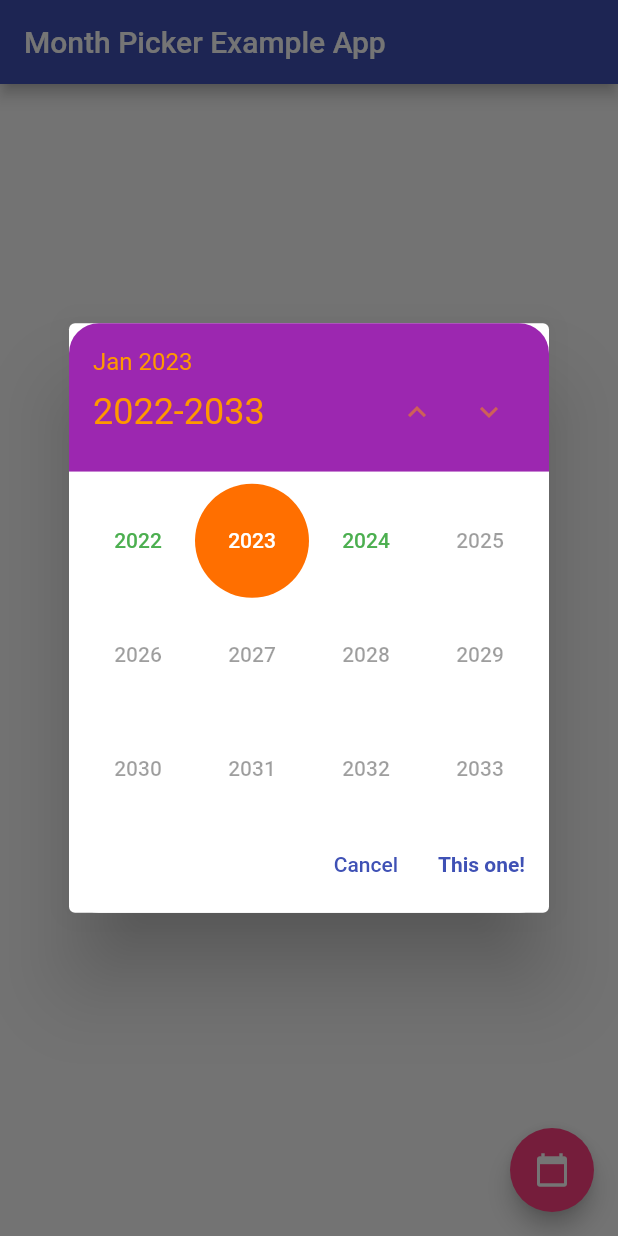
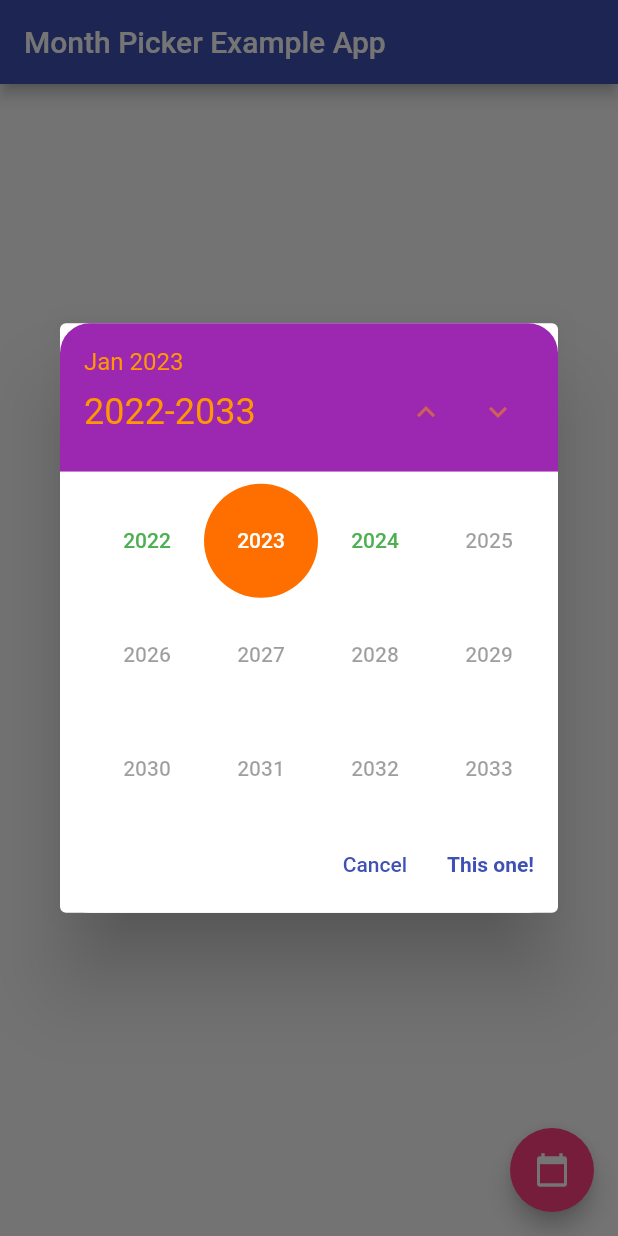
Before and after one commit to Macacoazul01/month_picker_dialog, a Flutter app: the screen it shows after launch, after a tap on the "calendar today" icon, on a phone screen of 412 x 824 dp. Run offline on Flutter 3.47's test engine with Material 2 defaults, Android fonts, the light colour scheme and no system bars; our stand-ins replace rxdart.

Commit message:
0.6.1 border orientation fix + material replace

```diff
--- a/lib/month_picker_dialog_2.dart
+++ b/lib/month_picker_dialog_2.dart
@@ -95,7 +95,7 @@ Future<DateTime?> showMonthPicker({
 }
 
 class _MonthPickerDialog extends StatefulWidget {
-  final DateTime? firstDate, lastDate,initialDate;
+  final DateTime? firstDate, lastDate, initialDate;
   final Locale? locale;
   final bool Function(DateTime)? selectableMonthPredicate;
   final bool capitalizeFirstLetter, yearFirst;
@@ -151,7 +151,9 @@ class _MonthPickerDialogState extends State<_MonthPickerDialog> {
   @override
   void initState() {
     super.initState();
-    selectedDate = widget.initialDate != null ? widget.initialDate!.firstDayOfMonth() : DateTime.now().firstDayOfMonth();
+    selectedDate = widget.initialDate != null
+        ? widget.initialDate!.firstDayOfMonth()
+        : DateTime.now().firstDayOfMonth();
     if (widget.firstDate != null)
       _firstDate = DateTime(widget.firstDate!.year, widget.firstDate!.month);
     if (widget.lastDate != null)
@@ -200,14 +202,21 @@ class _MonthPickerDialogState extends State<_MonthPickerDialog> {
   Widget build(BuildContext context) {
     final ThemeData theme = Theme.of(context);
     final String locale = getLocale(context, selectedLocale: widget.locale);
-
-    final Material content = Material(
-      shape: RoundedRectangleBorder(
-              borderRadius: BorderRadius.only(
+    final bool portrait =
+        MediaQuery.of(context).orientation == Orientation.portrait;
+    final Container content = Container(
+      decoration: BoxDecoration(
+        color: theme.dialogBackgroundColor,
+        borderRadius: portrait
+            ? BorderRadius.only(
                 bottomLeft: Radius.circular(widget.roundedCornersRadius),
                 bottomRight: Radius.circular(widget.roundedCornersRadius),
+              )
+            : BorderRadius.only(
+                topRight: Radius.circular(widget.roundedCornersRadius),
+                bottomRight: Radius.circular(widget.roundedCornersRadius),
               ),
-            ),
+      ),
       child: Column(
         crossAxisAlignment: CrossAxisAlignment.end,
         children: [
@@ -227,7 +236,6 @@ class _MonthPickerDialogState extends State<_MonthPickerDialog> {
           ),
         ],
       ),
-      color: theme.dialogBackgroundColor,
     );
 
     final PickerHeader header = PickerHeader(
@@ -245,6 +253,7 @@ class _MonthPickerDialogState extends State<_MonthPickerDialog> {
           _upDownButtonEnableStatePublishSubject,
       upDownPageLimitPublishSubject: _upDownPageLimitPublishSubject,
       roundedCornersRadius: widget.roundedCornersRadius,
+      portrait: portrait,
     );
 
     return Theme(
@@ -255,12 +264,10 @@ class _MonthPickerDialogState extends State<_MonthPickerDialog> {
           children: <Widget>[
             Builder(
               builder: (BuildContext context) {
-                if (MediaQuery.of(context).orientation ==
-                    Orientation.portrait) {
-                  return IntrinsicWidth(
-                    child: Column(
-                      children: [header, content],
-                    ),
+                if (portrait) {
+                  return Column(
+                    mainAxisSize: MainAxisSize.min,
+                    children: [header, content],
                   );
                 }
                 return IntrinsicHeight(
--- a/lib/src/month_picker_widgets/header.dart
+++ b/lib/src/month_picker_widgets/header.dart
@@ -4,8 +4,8 @@ import 'package:rxdart/rxdart.dart';
 import '/src/helpers/common.dart';
 
 class PickerHeader extends StatelessWidget {
-  const PickerHeader(
-      {Key? key,
+  const PickerHeader({
+    Key? key,
     required this.theme,
     required this.locale,
     this.headerColor,
@@ -18,8 +18,9 @@ class PickerHeader extends StatelessWidget {
     required this.onUpButtonPressed,
     required this.upDownButtonEnableStatePublishSubject,
     required this.upDownPageLimitPublishSubject,
-      required this.roundedCornersRadius})
-      : super(key: key);
+    required this.roundedCornersRadius,
+    required this.portrait,
+  }) : super(key: key);
   final ThemeData theme;
   final String locale;
   final Color? headerTextColor, headerColor;
@@ -31,6 +32,7 @@ class PickerHeader extends StatelessWidget {
   final PublishSubject<UpDownButtonEnableState>?
       upDownButtonEnableStatePublishSubject;
   final double roundedCornersRadius;
+  final bool portrait;
 
   @override
   Widget build(BuildContext context) {
@@ -39,15 +41,19 @@ class PickerHeader extends StatelessWidget {
         : theme.primaryTextTheme.headline5!.copyWith(color: headerTextColor);
     final Color? _arrowcolors = headerTextColor ?? theme.primaryIconTheme.color;
 
-    return Material(
+    return Container(
+      decoration: BoxDecoration(
         color: headerColor ?? theme.primaryColor,
-      shape: RoundedRectangleBorder(
-              borderRadius: BorderRadius.only(
+        borderRadius: portrait
+            ? BorderRadius.only(
                 topLeft: Radius.circular(roundedCornersRadius),
                 topRight: Radius.circular(roundedCornersRadius),
+              )
+            : BorderRadius.only(
+                topLeft: Radius.circular(roundedCornersRadius),
+                bottomLeft: Radius.circular(roundedCornersRadius),
               ),
       ),
-      child: Container(
       child: Padding(
         padding: const EdgeInsets.all(16.0),
         child: Column(
@@ -83,8 +89,7 @@ class PickerHeader extends StatelessWidget {
                     : StreamBuilder<UpDownPageLimit>(
                         stream: upDownPageLimitPublishSubject,
                         initialData: const UpDownPageLimit(0, 0),
-                          builder:
-                              (_, AsyncSnapshot<UpDownPageLimit> snapshot) =>
+                        builder: (_, AsyncSnapshot<UpDownPageLimit> snapshot) =>
                             Row(
                           mainAxisSize: MainAxisSize.min,
                           mainAxisAlignment: MainAxisAlignment.start,
@@ -140,7 +145,6 @@ class PickerHeader extends StatelessWidget {
           ],
         ),
       ),
-      ),
     );
   }
 }
--- a/pubspec.yaml
+++ b/pubspec.yaml
@@ -1,6 +1,6 @@
 name: month_picker_dialog_2
 description: Internationalized dialog for picking a single month from an infinite list of years.
-version: 0.6.0
+version: 0.6.1
 homepage: https://github.com/Macacoazul01/month_picker_dialog_2
 
 environment:
```
Also changed, not shown: 1 other file. Lines whose indentation alone changed are shown as unchanged.
